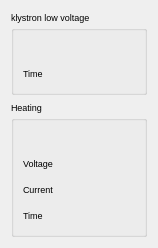
The window that src/widgets/ui/klystronLV.ui (srgblnch/LinacGUI) describes before a commit, drawn with Qt 5.
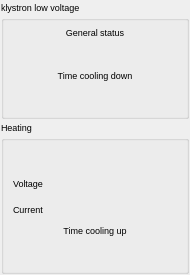
The same window after the commit. Custom widgets are drawn as their Qt base class.

Commit message: modifications in the pops up of the klystron LV as user request

Diff of the .ui file:
```diff
--- a/src/widgets/ui/klystronLV.ui
+++ b/src/widgets/ui/klystronLV.ui
@@ -6,14 +6,20 @@
    <rect>
     <x>0</x>
     <y>0</y>
-    <width>158</width>
-    <height>212</height>
+    <width>190</width>
+    <height>255</height>
    </rect>
   </property>
   <property name="windowTitle">
    <string>Form</string>
   </property>
   <layout class="QGridLayout" name="gridLayout_3">
+   <property name="margin">
+    <number>1</number>
+   </property>
+   <property name="spacing">
+    <number>2</number>
+   </property>
    <item row="0" column="0">
     <widget class="TaurusGroupBox" name="lowVoltageGroup">
      <property name="font">
@@ -24,8 +30,18 @@
      <property name="title">
       <string>klystron low voltage</string>
      </property>
-     <layout class="QGridLayout" name="gridLayout">
-      <item row="0" column="0" colspan="3">
+     <layout class="QVBoxLayout" name="verticalLayout">
+      <item>
+       <widget class="QLabel" name="LV_StatusLabel">
+        <property name="text">
+         <string>General status</string>
+        </property>
+        <property name="alignment">
+         <set>Qt::AlignCenter</set>
+        </property>
+       </widget>
+      </item>
+      <item>
        <widget class="TaurusLabel" name="LV_Status">
         <property name="minimumSize">
          <size>
@@ -35,14 +51,17 @@
         </property>
        </widget>
       </item>
-      <item row="1" column="0">
+      <item>
        <widget class="QLabel" name="LV_TimeLabel">
         <property name="text">
-         <string>Time</string>
+         <string>Time cooling down</string>
+        </property>
+        <property name="alignment">
+         <set>Qt::AlignCenter</set>
         </property>
        </widget>
       </item>
-      <item row="1" column="1" colspan="2">
+      <item>
        <widget class="TaurusLabel" name="LV_TimeValue">
         <property name="minimumSize">
          <size>
@@ -58,7 +77,7 @@
      </layout>
     </widget>
    </item>
-   <item row="1" column="0">
+   <item row="2" column="0">
     <widget class="TaurusGroupBox" name="taurusGroupBox_2">
      <property name="font">
       <font>
@@ -68,21 +87,8 @@
      <property name="title">
       <string>Heating</string>
      </property>
-     <layout class="QGridLayout" name="gridLayout_2">
-      <item row="1" column="1">
-       <widget class="TaurusLabel" name="heatVValue">
-        <property name="minimumSize">
-         <size>
-          <width>0</width>
-          <height>20</height>
-         </size>
-        </property>
-        <property name="suffixText">
-         <string> V</string>
-        </property>
-       </widget>
-      </item>
-      <item row="0" column="0" colspan="2">
+     <layout class="QVBoxLayout" name="verticalLayout_2">
+      <item>
        <widget class="TaurusLabel" name="heatStatus">
         <property name="minimumSize">
          <size>
@@ -92,14 +98,40 @@
         </property>
        </widget>
       </item>
-      <item row="1" column="0">
+      <item>
+       <layout class="QHBoxLayout" name="horizontalLayout">
+        <item>
        <widget class="QLabel" name="heatVLabel">
         <property name="text">
          <string>Voltage</string>
         </property>
        </widget>
       </item>
-      <item row="2" column="1">
+        <item>
+         <widget class="TaurusLabel" name="heatVValue">
+          <property name="minimumSize">
+           <size>
+            <width>0</width>
+            <height>20</height>
+           </size>
+          </property>
+          <property name="suffixText">
+           <string> V</string>
+          </property>
+         </widget>
+        </item>
+       </layout>
+      </item>
+      <item>
+       <layout class="QHBoxLayout" name="horizontalLayout_2">
+        <item>
+         <widget class="QLabel" name="heatILabel">
+          <property name="text">
+           <string>Current</string>
+          </property>
+         </widget>
+        </item>
+        <item>
        <widget class="TaurusLabel" name="heatIValue">
         <property name="minimumSize">
          <size>
@@ -112,14 +144,19 @@
         </property>
        </widget>
       </item>
-      <item row="3" column="0">
+       </layout>
+      </item>
+      <item>
        <widget class="QLabel" name="heatTLabel">
         <property name="text">
-         <string>Time</string>
+         <string>Time cooling up</string>
+        </property>
+        <property name="alignment">
+         <set>Qt::AlignCenter</set>
         </property>
        </widget>
       </item>
-      <item row="3" column="1">
+      <item>
        <widget class="TaurusLabel" name="heatTValue">
         <property name="minimumSize">
          <size>
@@ -128,21 +165,14 @@
          </size>
         </property>
         <property name="suffixText">
-         <string> s</string>
-        </property>
-       </widget>
-      </item>
-      <item row="2" column="0">
-       <widget class="QLabel" name="heatILabel">
-        <property name="text">
-         <string>Current</string>
+         <string>0 s</string>
         </property>
        </widget>
       </item>
      </layout>
     </widget>
    </item>
-   <item row="2" column="0">
+   <item row="3" column="0">
     <spacer name="verticalSpacer">
      <property name="orientation">
       <enum>Qt::Vertical</enum>
```
Lines whose indentation alone changed are shown as unchanged. The commit also changes 3 other files.
